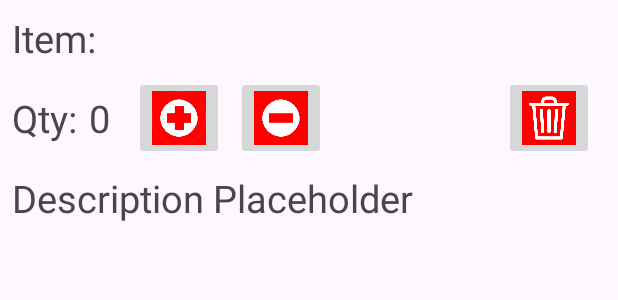
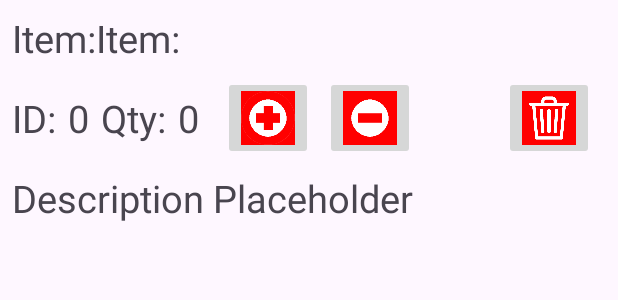
Before and after one commit to trys10studios/inventoryapp, an Android app: the layout item_data.xml on its own in the app's theme, with its tools: preview values and no code run, on a phone screen of 412 x 824 dp. Shown: the top 300 px of the screen. Run offline under Robolectric (Android 15) with nearby library versions, the phone set to English and light mode, and no system bars.

Commit message:
Added more functionality when adding inventory items.

```diff
--- a/app/src/main/java/com/example/inventoryapp/InventoryDatabase.java
+++ b/app/src/main/java/com/example/inventoryapp/InventoryDatabase.java
@@ -39,6 +39,7 @@ public class InventoryDatabase extends SQLiteOpenHelper {
         SQLiteDatabase db = this.getWritableDatabase();
         ContentValues values = new ContentValues();
         values.put("name", newItem.getItemName());
+        values.put("id", newItem.getItemId());
         values.put("quantity", newItem.getItemQuantity());
         values.put("description", newItem.getItemDescription());
 
@@ -79,6 +80,7 @@ public class InventoryDatabase extends SQLiteOpenHelper {
         SQLiteDatabase db = this.getWritableDatabase();
         ContentValues values = new ContentValues();
         values.put("name", updatedItem.getItemName());
+        values.put("id", updatedItem.getItemId());
         values.put("quantity", updatedItem.getItemQuantity());
         values.put("description", updatedItem.getItemDescription());
 
--- a/app/src/main/res/layout/activity_data_display.xml
+++ b/app/src/main/res/layout/activity_data_display.xml
@@ -5,6 +5,9 @@
     android:layout_height="match_parent"
     android:orientation="vertical"
     android:padding="8dp" >
+
+    <!-- Logout button -->
+    <include layout="@layout/logout_button" />
 
     <!-- Title Bar -->
     <TextView
@@ -27,7 +30,7 @@
 
     <!-- Button for Adding New Item -->
     <Button
-        android:id="@+id/addButton"
+        android:id="@+id/add_button"
         android:layout_width="wrap_content"
         android:layout_height="wrap_content"
         android:text="@string/add_new_item"
--- a/app/src/main/res/layout/item_data.xml
+++ b/app/src/main/res/layout/item_data.xml
@@ -15,8 +15,20 @@
 
         <!--Item Text-->
         <TextView
+            android:id="@+id/item"
+            android:layout_width="wrap_content"
+            android:layout_height="wrap_content"
+            android:layout_gravity="start"
+            android:gravity="start"
+            android:text="@string/item"
+            android:textAlignment="gravity"
+            android:textSize="25sp"
+            app:layout_constraintTop_toTopOf="parent" />
+
+        <!--Item Name Text -->
+        <TextView
             android:id="@+id/item_name"
-        android:layout_width="0dp"
+            android:layout_width="wrap_content"
             android:layout_height="wrap_content"
             android:layout_gravity="center"
             android:layout_weight="1"
@@ -34,6 +46,30 @@
         android:gravity="center_vertical"
         android:orientation="horizontal">
 
+        <!--ID Text-->
+        <TextView
+            android:id="@+id/id"
+            android:layout_width="wrap_content"
+            android:layout_height="wrap_content"
+            android:layout_gravity="center"
+            android:gravity="end"
+            android:text="@string/id"
+            android:textAlignment="gravity"
+            android:textSize="25sp" />
+
+        <!--ID Number-->
+        <TextView
+            android:id="@+id/id_number"
+            android:layout_width="wrap_content"
+            android:layout_height="wrap_content"
+            android:layout_gravity="center"
+            android:gravity="start"
+            android:text="@string/quantity_count"
+            android:layout_marginStart="8dp"
+            android:layout_marginEnd="8dp"
+            android:textAlignment="gravity"
+            android:textSize="25sp" />
+
         <!--Quantity Text-->
         <TextView
             android:id="@+id/quantity"
@@ -45,7 +81,7 @@
             android:textAlignment="gravity"
             android:textSize="25sp" />
 
-        <!--Quantity Count-->
+        <!--Quantity Count Number-->
         <TextView
             android:id="@+id/quantity_count"
             android:layout_width="wrap_content"
--- a/app/src/main/res/values/strings.xml
+++ b/app/src/main/res/values/strings.xml
@@ -7,17 +7,18 @@
     <string name="data_inventory">Data Inventory</string>
     <string name="add_new_item">Add New Item</string>
     <string name="delete">Delete</string>
-    <string name="item">Item:</string>
+    <string name="item">Item: </string>
     <string name="item_name">Item Name: </string>
     <string name="quantity">Qty:</string>
-    <string name="description">Description:</string>
+    <string name="description">Description: </string>
     <string name="item_quantity">0</string>
-    <string name="item_description">Item Description</string>
+    <string name="item_description">Item Description: </string>
     <string name="sms_permissions_statement">This app requires SMS permissions to send notifications when the inventory is at zero.</string>
     <string name="grant_sms_permissions">Grant SMS Permission"</string>
     <string name="increase_quantity">Increase Quantity</string>
     <string name="decrease_quantity">Decrease Quantity</string>
     <string name="quantity_count">0</string>
+    <string name="id">ID: </string>
     <string name="remove_item">Remove Item</string>
     <string name="description_placeholder">Description Placeholder</string>
 </resources>
```
Also changed, not shown: app/src/main/java/com/example/inventoryapp/InventoryActivity.java (+71 -8 lines), app/src/main/java/com/example/inventoryapp/InventoryAdapter.java (+22 -22 lines), app/src/main/java/com/example/inventoryapp/InventoryItem.java (+5 -5 lines), app/src/main/java/com/example/inventoryapp/MainActivity.java (+28 -2 lines), app/src/main/java/com/example/inventoryapp/User.java (+35 -3 lines), app/src/main/res/layout/add_item.xml (added, +105 -0 lines), app/src/main/res/layout/logout_button.xml (added, +14 -0 lines). Lines whose indentation alone changed are shown as unchanged.
